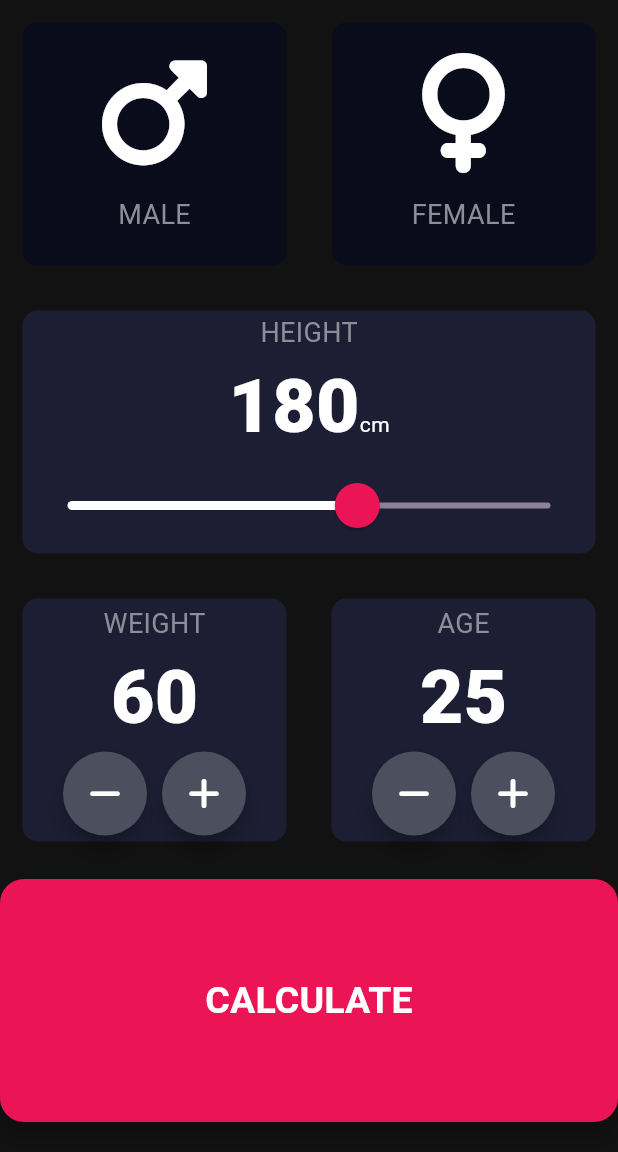
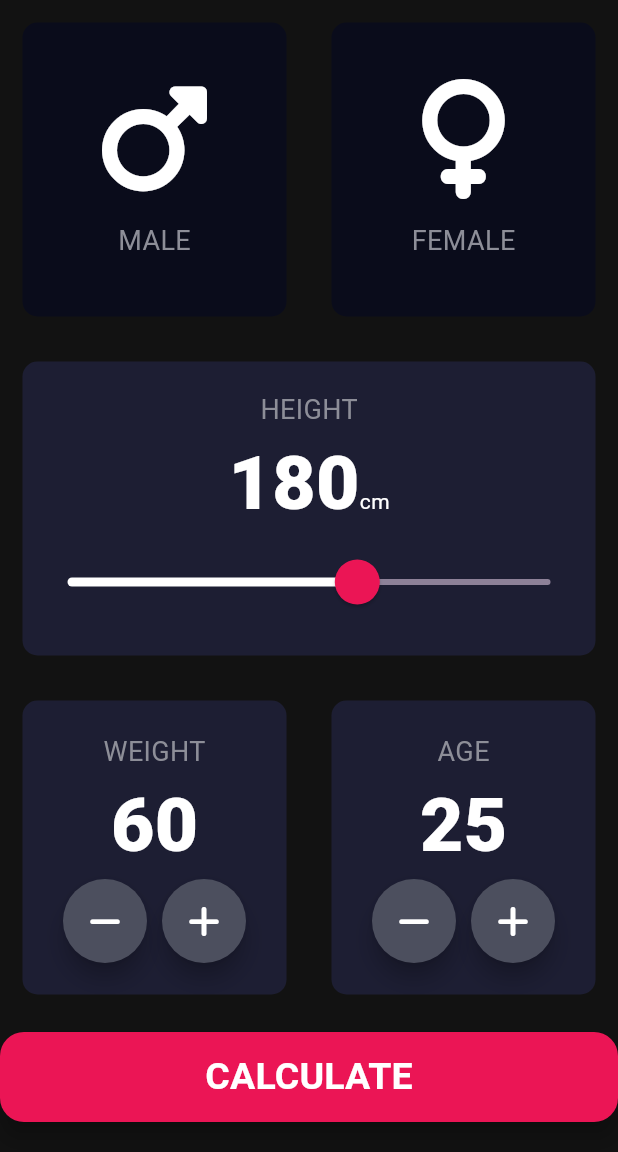
Before and after one commit to muhanangmahrub/bmi_calculator, a Flutter app: the screen it shows after launch, on a phone screen of 412 x 824 dp, the part 84-1236 px from its top. Run offline on Flutter 3.47's test engine with Material 3 defaults, Android fonts, the phone set to English and light mode, and no system bars; our stand-ins replace font_awesome_flutter.

Commit message:
fixing issue bottom button

```diff
--- a/lib/screens/input_page.dart
+++ b/lib/screens/input_page.dart
@@ -207,8 +207,7 @@ class _InputPageState extends State<InputPage> {
               ),
             ],
           )),
-          Expanded(
-            child: BottomButton(
+          BottomButton(
             onPressed: () {
               CalculatorBrain calc =
                   CalculatorBrain(height: height, weight: weight);
@@ -224,7 +223,6 @@ class _InputPageState extends State<InputPage> {
               );
             },
             titleButton: 'CALCULATE',
-            ),
           )
         ],
       ),
```
Lines whose indentation alone changed are shown as unchanged.
